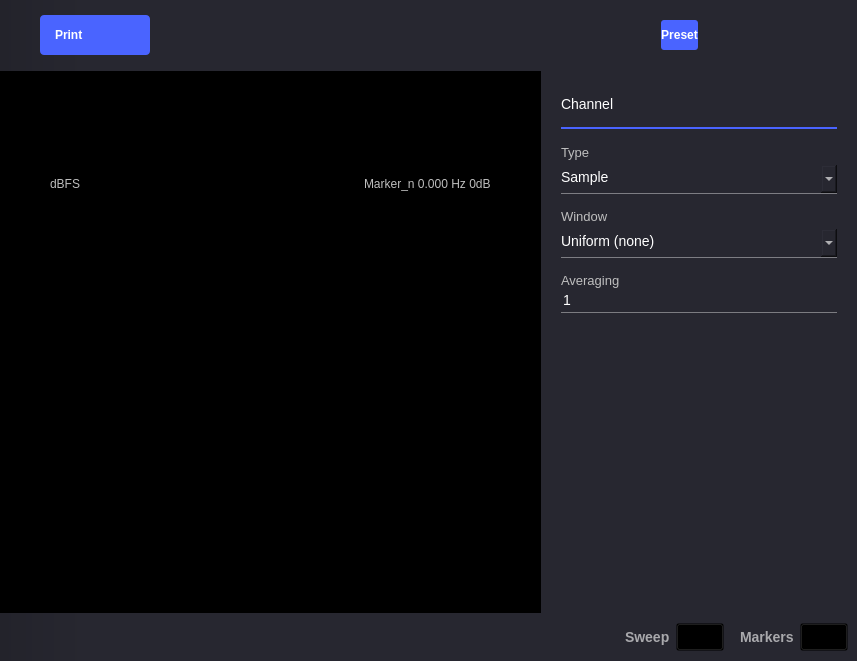
Before: the Qt Designer form ui/spectrum_analyzer.ui in analogdevicesinc/scopy, drawn with Qt 5.
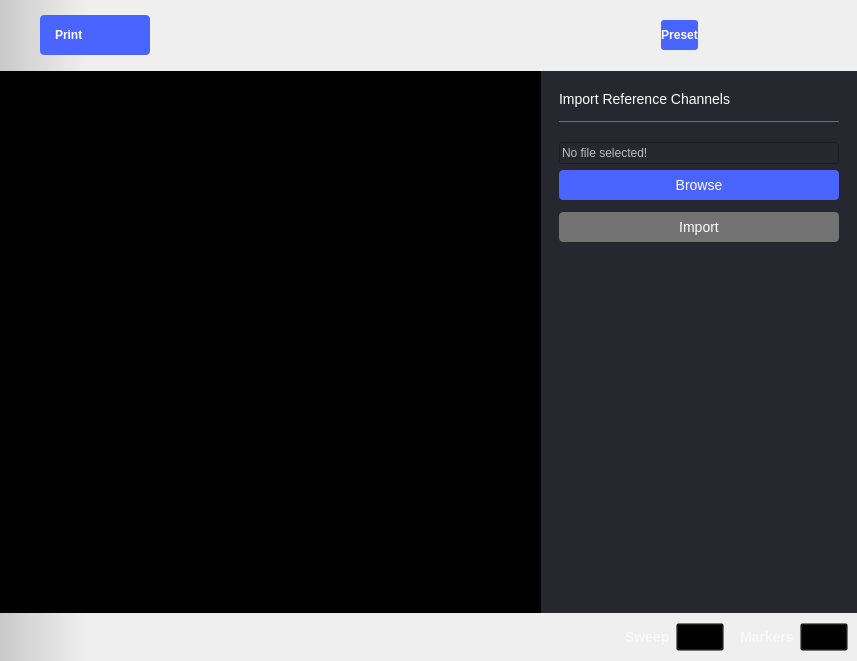
After: the same form once the commit is applied. The open tabs and pages were chosen to show the change. Icons and pictures are not drawn. Custom widgets are drawn as their Qt base class.

Commit message: SpectrumAnalyzer: add reference waveform GUI

Patch:
```diff
--- a/ui/spectrum_analyzer.ui
+++ b/ui/spectrum_analyzer.ui
@@ -41,18 +41,10 @@
       </size>
      </property>
      <property name="styleSheet">
-      <string notr="true">QWidget
-{
-  background-color: none;
-  color: rgb(190, 190, 190);
-  /*font: 10pt;*/
-  font-style: normal;
-  font-weight: normal;
-}
-
+      <string notr="true">
 QWidget#mainWidget
 {
-background-color: qlineargradient(spread:pad, x1:0, y1:0, x2:0.1, y2:0, stop:0 rgba(35, 35, 43, 255), stop:1 rgba(39, 39, 48, 255));
+background-color: qlineargradient(spread:pad, x1:0, y1:0, x2:0.1, y2:0, stop:0 rgba(0, 0, 0, 40), stop:1 transparent);
 }
 
 /* QComboBoxes*/
@@ -420,16 +412,16 @@
            <property name="verticalSpacing">
             <number>10</number>
            </property>
-           <item row="3" column="0">
-            <layout class="QHBoxLayout" name="hLayout_plotBottomBar">
-             <property name="spacing">
-              <number>0</number>
-             </property>
-            </layout>
-           </item>
            <item row="2" column="0">
             <widget class="adiscope::MarkerTable" name="markerTable" native="true"/>
            </item>
+           <item row="3" column="0">
+            <layout class="QHBoxLayout" name="hLayout_plotBottomBar">
+             <property name="spacing">
+              <number>0</number>
+             </property>
+            </layout>
+           </item>
            <item row="0" column="0">
             <layout class="QHBoxLayout" name="hLayout_plotTopBar">
              <property name="spacing">
@@ -513,7 +505,7 @@
               </sizepolicy>
              </property>
              <property name="currentIndex">
-              <number>2</number>
+              <number>0</number>
              </property>
              <widget class="QWidget" name="channelSettings">
               <layout class="QVBoxLayout" name="verticalLayout_4">
@@ -572,22 +564,6 @@
                  </property>
                 </widget>
                </item>
-               <item>
-                <spacer name="verticalSpacer_3">
-                 <property name="orientation">
-                  <enum>Qt::Vertical</enum>
-                 </property>
-                 <property name="sizeType">
-                  <enum>QSizePolicy::Fixed</enum>
-                 </property>
-                 <property name="sizeHint" stdset="0">
-                  <size>
-                   <width>10</width>
-                   <height>0</height>
-                  </size>
-                 </property>
-                </spacer>
-               </item>
                <item>
                 <layout class="QVBoxLayout" name="verticalLayout_10">
                  <property name="spacing">
@@ -702,6 +678,41 @@
                  </item>
                 </layout>
                </item>
+               <item>
+                <widget class="QPushButton" name="btnSnapshot">
+                 <property name="styleSheet">
+                  <string notr="true">QPushButton{
+  width: 175px;
+  height: 30px;
+  border-radius: 4px;
+  background-color: #4a64ff;
+  
+  font-size: 14px;
+  font-weight: normal;
+  font-style: normal;
+  text-align: center;
+  color: #ffffff;
+}
+
+
+QPushButton:disabled {
+  background-color: grey;
+  color:white;
+}
+
+QPushButton:pressed {
+  background-color: #2a44df;
+}
+
+QPushButton:hover {
+	background-color: #4a34ff;
+}</string>
+                 </property>
+                 <property name="text">
+                  <string>Snapshot</string>
+                 </property>
+                </widget>
+               </item>
                <item>
                 <spacer name="verticalSpacer_4">
                  <property name="orientation">
@@ -715,6 +726,22 @@
                  </property>
                 </spacer>
                </item>
+               <item>
+                <spacer name="verticalSpacer_3">
+                 <property name="orientation">
+                  <enum>Qt::Vertical</enum>
+                 </property>
+                 <property name="sizeType">
+                  <enum>QSizePolicy::Fixed</enum>
+                 </property>
+                 <property name="sizeHint" stdset="0">
+                  <size>
+                   <width>10</width>
+                   <height>0</height>
+                  </size>
+                 </property>
+                </spacer>
+               </item>
               </layout>
              </widget>
              <widget class="QWidget" name="generalSettings">
@@ -1466,41 +1493,9 @@
                  </item>
                 </layout>
                </item>
-               <item>
-                <spacer name="verticalSpacer_7">
-                 <property name="orientation">
-                  <enum>Qt::Vertical</enum>
-                 </property>
-                 <property name="sizeType">
-                  <enum>QSizePolicy::Fixed</enum>
-                 </property>
-                 <property name="sizeHint" stdset="0">
-                  <size>
-                   <width>0</width>
-                   <height>20</height>
-                  </size>
-                 </property>
-                </spacer>
-               </item>
                <item>
                 <layout class="QVBoxLayout" name="markerFreqPosLayout"/>
                </item>
-               <item>
-                <spacer name="verticalSpacer_8">
-                 <property name="orientation">
-                  <enum>Qt::Vertical</enum>
-                 </property>
-                 <property name="sizeType">
-                  <enum>QSizePolicy::Fixed</enum>
-                 </property>
-                 <property name="sizeHint" stdset="0">
-                  <size>
-                   <width>0</width>
-                   <height>15</height>
-                  </size>
-                 </property>
-                </spacer>
-               </item>
                <item>
                 <layout class="QHBoxLayout" name="horizontalLayout_10">
                  <property name="spacing">
@@ -1872,6 +1867,223 @@
                  </property>
                 </spacer>
                </item>
+               <item>
+                <spacer name="verticalSpacer_7">
+                 <property name="orientation">
+                  <enum>Qt::Vertical</enum>
+                 </property>
+                 <property name="sizeType">
+                  <enum>QSizePolicy::Fixed</enum>
+                 </property>
+                 <property name="sizeHint" stdset="0">
+                  <size>
+                   <width>0</width>
+                   <height>20</height>
+                  </size>
+                 </property>
+                </spacer>
+               </item>
+               <item>
+                <spacer name="verticalSpacer_8">
+                 <property name="orientation">
+                  <enum>Qt::Vertical</enum>
+                 </property>
+                 <property name="sizeType">
+                  <enum>QSizePolicy::Fixed</enum>
+                 </property>
+                 <property name="sizeHint" stdset="0">
+                  <size>
+                   <width>0</width>
+                   <height>15</height>
+                  </size>
+                 </property>
+                </spacer>
+               </item>
+              </layout>
+             </widget>
+             <widget class="QWidget" name="addReference">
+              <layout class="QVBoxLayout" name="verticalLayout_13">
+               <property name="leftMargin">
+                <number>18</number>
+               </property>
+               <property name="topMargin">
+                <number>20</number>
+               </property>
+               <property name="rightMargin">
+                <number>18</number>
+               </property>
+               <property name="bottomMargin">
+                <number>0</number>
+               </property>
+               <item>
+                <layout class="QVBoxLayout" name="verticalLayout_14">
+                 <item>
+                  <widget class="QLabel" name="label">
+                   <property name="styleSheet">
+                    <string notr="true"> color: white;
+    font-size: 14px;
+    font-weight: normal;</string>
+                   </property>
+                   <property name="text">
+                    <string>Import Reference Channels</string>
+                   </property>
+                  </widget>
+                 </item>
+                 <item>
+                  <spacer name="verticalSpacer_13">
+                   <property name="orientation">
+                    <enum>Qt::Vertical</enum>
+                   </property>
+                   <property name="sizeType">
+                    <enum>QSizePolicy::Fixed</enum>
+                   </property>
+                   <property name="sizeHint" stdset="0">
+                    <size>
+                     <width>20</width>
+                     <height>8</height>
+                    </size>
+                   </property>
+                  </spacer>
+                 </item>
+                 <item>
+                  <widget class="Line" name="line_5">
+                   <property name="maximumSize">
+                    <size>
+                     <width>16777215</width>
+                     <height>1</height>
+                    </size>
+                   </property>
+                   <property name="styleSheet">
+                    <string notr="true">color: #4A64FF;</string>
+                   </property>
+                   <property name="frameShadow">
+                    <enum>QFrame::Plain</enum>
+                   </property>
+                   <property name="orientation">
+                    <enum>Qt::Horizontal</enum>
+                   </property>
+                  </widget>
+                 </item>
+                 <item>
+                  <spacer name="verticalSpacer_14">
+                   <property name="orientation">
+                    <enum>Qt::Vertical</enum>
+                   </property>
+                   <property name="sizeType">
+                    <enum>QSizePolicy::Fixed</enum>
+                   </property>
+                   <property name="sizeHint" stdset="0">
+                    <size>
+                     <width>20</width>
+                     <height>14</height>
+                    </size>
+                   </property>
+                  </spacer>
+                 </item>
+                 <item>
+                  <widget class="QLineEdit" name="fileLineEdit">
+                   <property name="enabled">
+                    <bool>false</bool>
+                   </property>
+                   <property name="text">
+                    <string>No file selected!</string>
+                   </property>
+                   <property name="readOnly">
+                    <bool>true</bool>
+                   </property>
+                  </widget>
+                 </item>
+                 <item>
+                  <widget class="QPushButton" name="btnBrowseFile">
+                   <property name="styleSheet">
+                    <string notr="true">QPushButton {
+  min-height: 30px;
+  max-height: 30px;
+
+  border: 0px;
+  border-radius: 4px;
+
+  background-color: #4a64ff;
+  color: #ffffff;
+
+  font-size: 14px;
+}
+
+QPushButton:pressed {
+  background-color: #2a44df;
+}
+
+QPushButton:hover {
+	background-color: #4a34ff;
+}
+
+QPushButton:disabled {
+background-color: #727273;
+}</string>
+                   </property>
+                   <property name="text">
+                    <string>Browse</string>
+                   </property>
+                  </widget>
+                 </item>
+                 <item>
+                  <widget class="adiscope::ImportSettings" name="importSettings" native="true">
+                   <property name="enabled">
+                    <bool>false</bool>
+                   </property>
+                  </widget>
+                 </item>
+                 <item>
+                  <widget class="QPushButton" name="btnImport">
+                   <property name="enabled">
+                    <bool>false</bool>
+                   </property>
+                   <property name="styleSheet">
+                    <string notr="true">QPushButton {
+  min-height: 30px;
+  max-height: 30px;
+
+  border: 0px;
+  border-radius: 4px;
+
+  background-color: #4a64ff;
+  color: #ffffff;
+
+  font-size: 14px;
+}
+
+QPushButton:pressed {
+  background-color: #2a44df;
+}
+
+QPushButton:hover {
+	background-color: #4a34ff;
+}
+
+QPushButton:disabled {
+background-color: #727273;
+}</string>
+                   </property>
+                   <property name="text">
+                    <string>Import</string>
+                   </property>
+                  </widget>
+                 </item>
+                 <item>
+                  <spacer name="verticalSpacer_12">
+                   <property name="orientation">
+                    <enum>Qt::Vertical</enum>
+                   </property>
+                   <property name="sizeHint" stdset="0">
+                    <size>
+                     <width>20</width>
+                     <height>40</height>
+                    </size>
+                   </property>
+                  </spacer>
+                 </item>
+                </layout>
+               </item>
               </layout>
              </widget>
             </widget>
@@ -1898,6 +2110,26 @@
         <item>
          <layout class="QHBoxLayout" name="channelsList"/>
         </item>
+        <item>
+         <widget class="adiscope::CustomPushButton" name="btnAddRef">
+          <property name="text">
+           <string/>
+          </property>
+          <property name="icon">
+           <iconset resource="../resources/resources.qrc">
+            <normaloff>:/menu/add.svg</normaloff>:/menu/add.svg</iconset>
+          </property>
+          <property name="checkable">
+           <bool>true</bool>
+          </property>
+          <property name="checked">
+           <bool>false</bool>
+          </property>
+          <property name="flat">
+           <bool>true</bool>
+          </property>
+         </widget>
+        </item>
         <item>
          <spacer name="horizontalSpacer_6">
           <property name="orientation">
@@ -2040,6 +2272,12 @@
    <extends>QPushButton</extends>
    <header>customPushButton.hpp</header>
   </customwidget>
+  <customwidget>
+   <class>adiscope::RunSingleWidget</class>
+   <extends>QWidget</extends>
+   <header>runsinglewidget.h</header>
+   <container>1</container>
+  </customwidget>
   <customwidget>
    <class>adiscope::CustomSwitch</class>
    <extends>QPushButton</extends>
@@ -2052,9 +2290,9 @@
    <container>1</container>
   </customwidget>
   <customwidget>
-   <class>adiscope::RunSingleWidget</class>
+   <class>adiscope::ImportSettings</class>
    <extends>QWidget</extends>
-   <header>runsinglewidget.h</header>
+   <header>osc_import_settings.h</header>
    <container>1</container>
   </customwidget>
  </customwidgets>
```
The commit also changes 2 other files.
